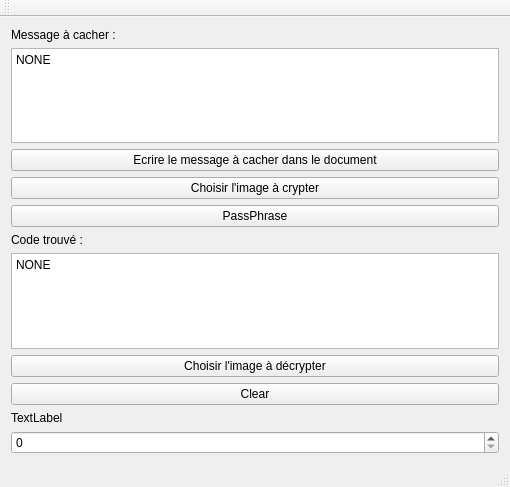
Old version of the form src/app/mainwindow.ui in the repository Jordan18122000/Cours_CPP_QT.
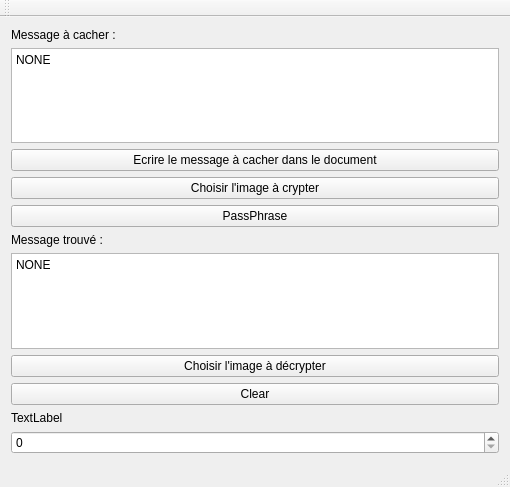
New version of the form.

The edit to the form file:
```diff
--- a/src/app/mainwindow.ui
+++ b/src/app/mainwindow.ui
@@ -62,7 +62,7 @@
       <item>
        <widget class="QLabel" name="label_text_decryptage">
         <property name="text">
-         <string>Code trouvé :</string>
+         <string>Message trouvé :</string>
         </property>
        </widget>
       </item>
```
